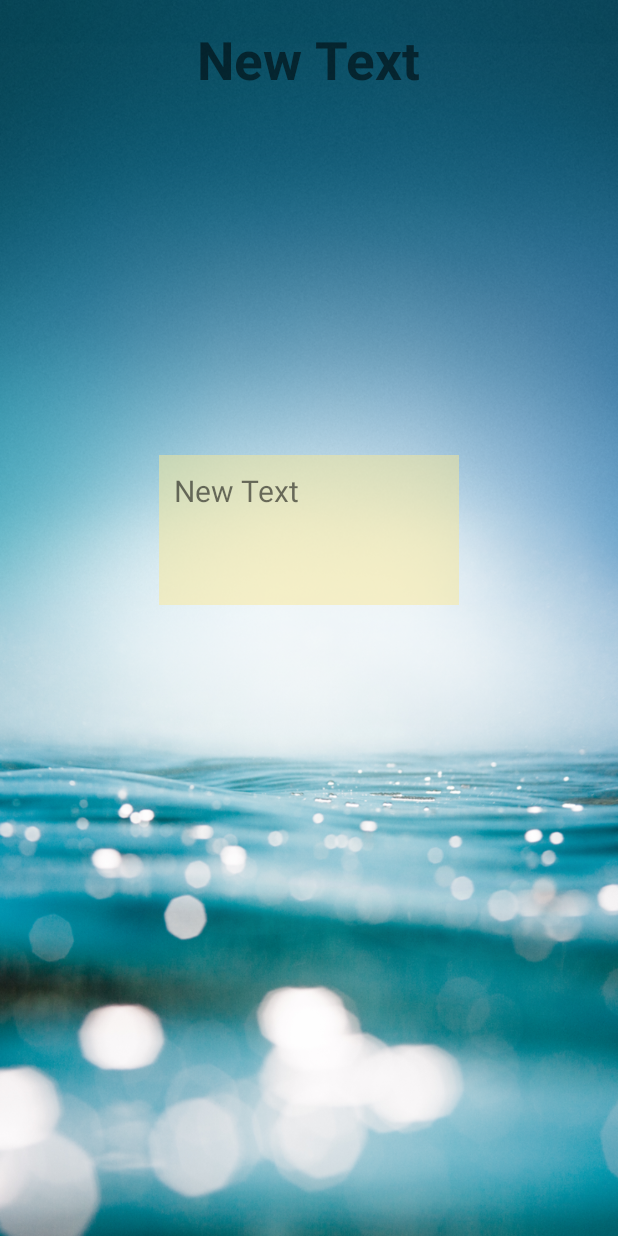
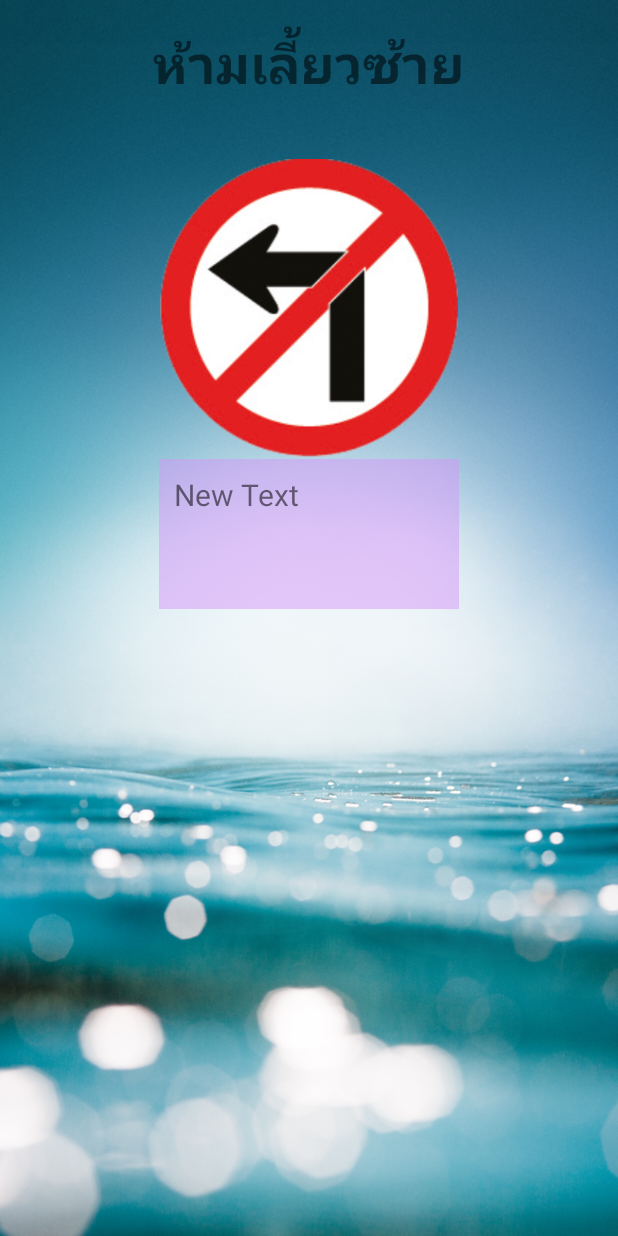
Before and after one commit to SophiaTiproman-PBRU/EasyTraffic, an Android app: the screen it shows after launch (DetailActivity), after a tap on "ห้ามเลี้ยวซ้าย", on a phone screen of 412 x 824 dp. Run offline under Robolectric (Android 15) with nearby library versions, the phone set to English and light mode, and no system bars.

```diff
--- a/app/src/main/java/pbru/tohraman/porntip/easytraffic/DetailActivity.java
+++ b/app/src/main/java/pbru/tohraman/porntip/easytraffic/DetailActivity.java
@@ -4,13 +4,48 @@ import android.support.v7.app.AppCompatActivity;
 import android.os.Bundle;
 import android.view.Menu;
 import android.view.MenuItem;
+import android.widget.ImageView;
+import android.widget.TextView;
 
 public class DetailActivity extends AppCompatActivity {
+
+    //Explicit
+    TextView titleTextView, detailTextView;     //automatic private
+    ImageView trafficImageView;
+
 
     @Override
     protected void onCreate(Bundle savedInstanceState) {
         super.onCreate(savedInstanceState);
         setContentView(R.layout.activity_detail);
+
+        //Bind Widget
+        bindWidget();
+
+        //Show Title
+        showTitle();
+
+        //Show Image
+        showImage();
+
+    }   //onCreate
+
+    private void showImage() {
+        int intImage = getIntent().getIntExtra("Image", R.drawable.traffic_01);
+        trafficImageView.setImageResource(intImage);
+
+    }
+
+    private void showTitle() {
+        //Receive from Intent
+        String strTitle = getIntent().getStringExtra("Title");
+        titleTextView.setText(strTitle);
+    }
+
+    private void bindWidget() {
+        titleTextView = (TextView) findViewById(R.id.txtTitleDetail);
+        detailTextView = (TextView) findViewById(R.id.txtDetail);
+        trafficImageView = (ImageView) findViewById(R.id.imvTrafficDetail);
     }
 
     @Override
@@ -34,4 +69,4 @@ public class DetailActivity extends AppCompatActivity {
 
         return super.onOptionsItemSelected(item);
     }
-}
+}   //Main Class
--- a/app/src/main/java/pbru/tohraman/porntip/easytraffic/MainActivity.java
+++ b/app/src/main/java/pbru/tohraman/porntip/easytraffic/MainActivity.java
@@ -33,7 +33,7 @@ public class MainActivity extends AppCompatActivity {
 
     private void createListView() {
 
-        String[] strTitle = new String[20];
+        final String[] strTitle = new String[20];
         strTitle[0] = "ห้ามเลี้ยวซ้าย";
         strTitle[1] = "ห้ามเลี้ยวขวา";
         strTitle[2] = "ตรงไป";
@@ -55,7 +55,7 @@ public class MainActivity extends AppCompatActivity {
         strTitle[18] = "จำกัดความกว้าง";
         strTitle[19] = "จำกัดความสูง";
 
-        int[] intImage = {R.drawable.traffic_01, R.drawable.traffic_02, R.drawable.traffic_03,
+        final int[] intImage = {R.drawable.traffic_01, R.drawable.traffic_02, R.drawable.traffic_03,
                 R.drawable.traffic_04,R.drawable.traffic_05,R.drawable.traffic_06,
                 R.drawable.traffic_07,R.drawable.traffic_08,R.drawable.traffic_09,
                 R.drawable.traffic_10,R.drawable.traffic_11,R.drawable.traffic_12,
@@ -73,6 +73,11 @@ public class MainActivity extends AppCompatActivity {
 
                 //Intent to detail >> link to detail
                 Intent objIntent = new Intent(MainActivity.this, DetailActivity.class);
+                //sent object from one activity to another activity
+                objIntent.putExtra("Title", strTitle[position]);
+                objIntent.putExtra("Image", intImage[position]);
+                objIntent.putExtra("Detail", position);
+
                 startActivity(objIntent);
 
             }   //event
--- a/app/src/main/res/layout/activity_detail.xml
+++ b/app/src/main/res/layout/activity_detail.xml
@@ -36,14 +36,14 @@
             android:layout_height="100dp"
             android:id="@+id/scrollView"
             android:layout_gravity="center_horizontal"
-            android:background="#7ff9e795"
+            android:background="#7fd595f9"
             android:padding="10dp">
 
             <TextView
                 android:layout_width="wrap_content"
                 android:layout_height="wrap_content"
                 android:text="New Text"
-                android:id="@+id/textView"
+                android:id="@+id/txtDetail"
                 android:textSize="20sp" />
         </ScrollView>
     </LinearLayout>
```
